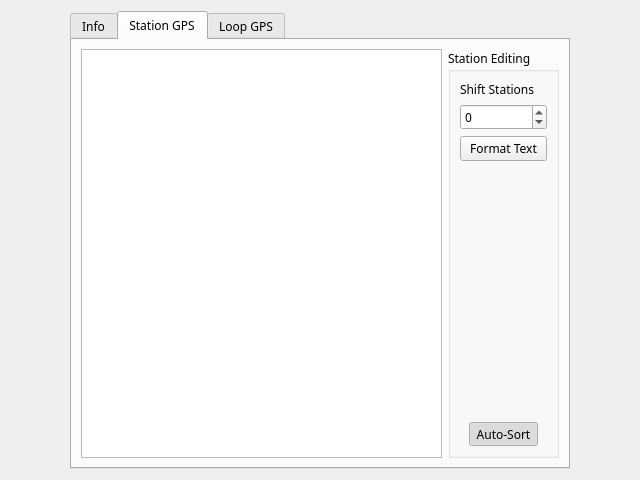
Qt form src/qt_ui/pem_info_widget.ui (Eric-Meunier/Processor-Suite) before a commit.
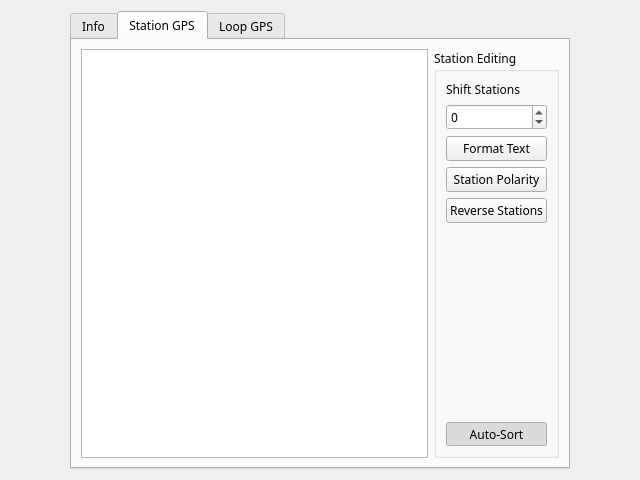
The same form after that commit.

Commit message: Added GPS edits such as shifting and flipping stations.

```diff
--- a/src/qt_ui/pem_info_widget.ui
+++ b/src/qt_ui/pem_info_widget.ui
@@ -134,6 +134,20 @@
             </property>
            </widget>
           </item>
+          <item>
+           <widget class="QPushButton" name="flip_station_signs_button">
+            <property name="text">
+             <string>Station Polarity</string>
+            </property>
+           </widget>
+          </item>
+          <item>
+           <widget class="QPushButton" name="flip_station_numbers_button">
+            <property name="text">
+             <string>Reverse Stations</string>
+            </property>
+           </widget>
+          </item>
           <item>
            <spacer name="verticalSpacer">
             <property name="orientation">
@@ -147,8 +161,14 @@
             </property>
            </spacer>
           </item>
-          <item alignment="Qt::AlignHCenter">
-           <widget class="QToolButton" name="sort_stations_button">
+          <item>
+           <widget class="QToolButton" name="sort_station_gps_button">
+            <property name="sizePolicy">
+             <sizepolicy hsizetype="Preferred" vsizetype="Fixed">
+              <horstretch>0</horstretch>
+              <verstretch>0</verstretch>
+             </sizepolicy>
+            </property>
             <property name="text">
              <string>Auto-Sort</string>
             </property>
@@ -164,22 +184,19 @@
         </widget>
        </item>
        <item row="0" column="0">
-        <widget class="QTextEdit" name="station_gps_text">
-         <property name="sizePolicy">
-          <sizepolicy hsizetype="Expanding" vsizetype="Expanding">
-           <horstretch>0</horstretch>
-           <verstretch>0</verstretch>
-          </sizepolicy>
+        <widget class="QTableWidget" name="stationGPSTable">
+         <property name="selectionBehavior">
+          <enum>QAbstractItemView::SelectRows</enum>
          </property>
-         <property name="font">
-          <font>
-           <family>Century Gothic</family>
-           <pointsize>9</pointsize>
-          </font>
-         </property>
-         <property name="acceptDrops">
+         <property name="showGrid">
           <bool>false</bool>
          </property>
+         <attribute name="horizontalHeaderVisible">
+          <bool>false</bool>
+         </attribute>
+         <attribute name="verticalHeaderVisible">
+          <bool>false</bool>
+         </attribute>
         </widget>
        </item>
       </layout>
```
Left out of the diff: 20 changed lines with no effect on the pictures. The commit also changes 3 other files.
